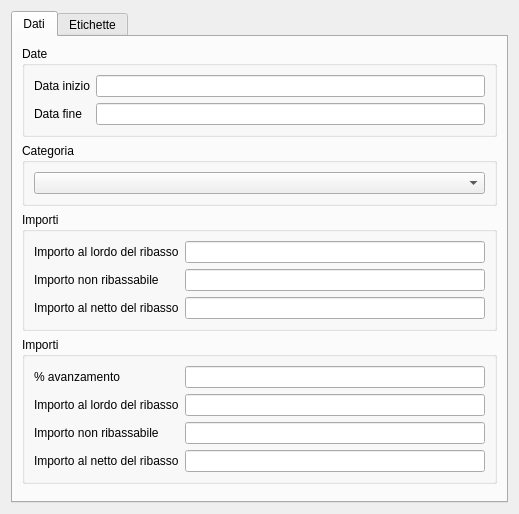
This is qcostgui/accountingitemlsgui.ui in mickele77/qcost as Qt 5 draws it before an edit. The edited form follows.
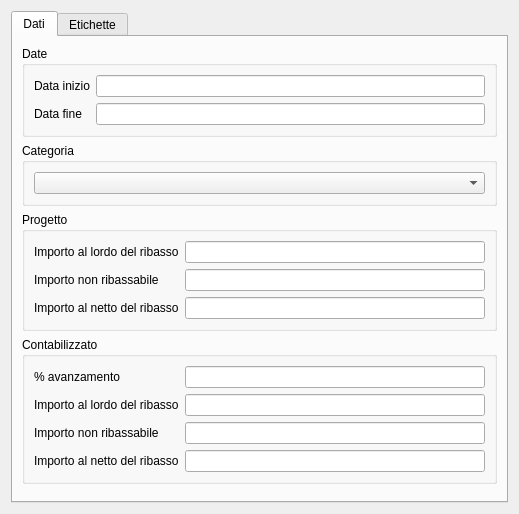
This is the edited form.

The edit to the form file:
```diff
--- a/qcostgui/accountingitemlsgui.ui
+++ b/qcostgui/accountingitemlsgui.ui
@@ -40,7 +40,7 @@
        <item row="3" column="0">
         <widget class="QGroupBox" name="amountsAccountedGroupBox">
          <property name="title">
-          <string>Importi</string>
+          <string>Contabilizzato</string>
          </property>
          <layout class="QGridLayout" name="amountsDataLayout">
           <item row="2" column="0">
@@ -150,7 +150,7 @@
        <item row="2" column="0">
         <widget class="QGroupBox" name="amountsGroupBox">
          <property name="title">
-          <string>Importi</string>
+          <string>Progetto</string>
          </property>
          <layout class="QGridLayout" name="amountsDataLayout_2">
           <item row="2" column="1">
```
Left out of the diff: 30 changed lines with no effect on the pictures.
